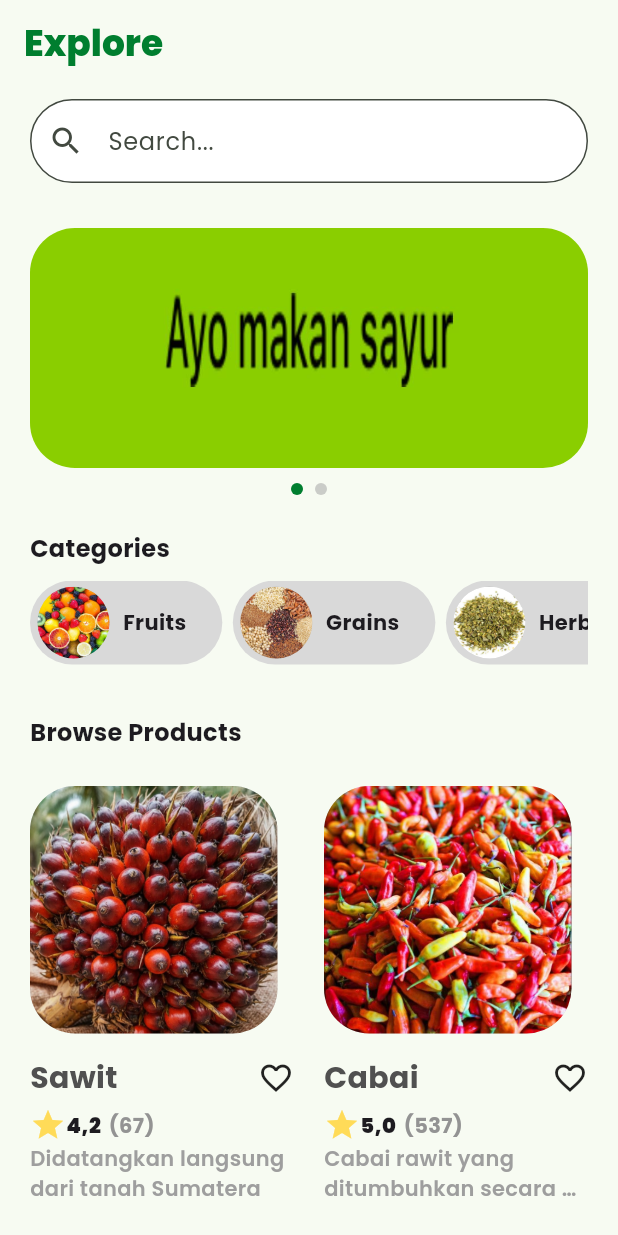
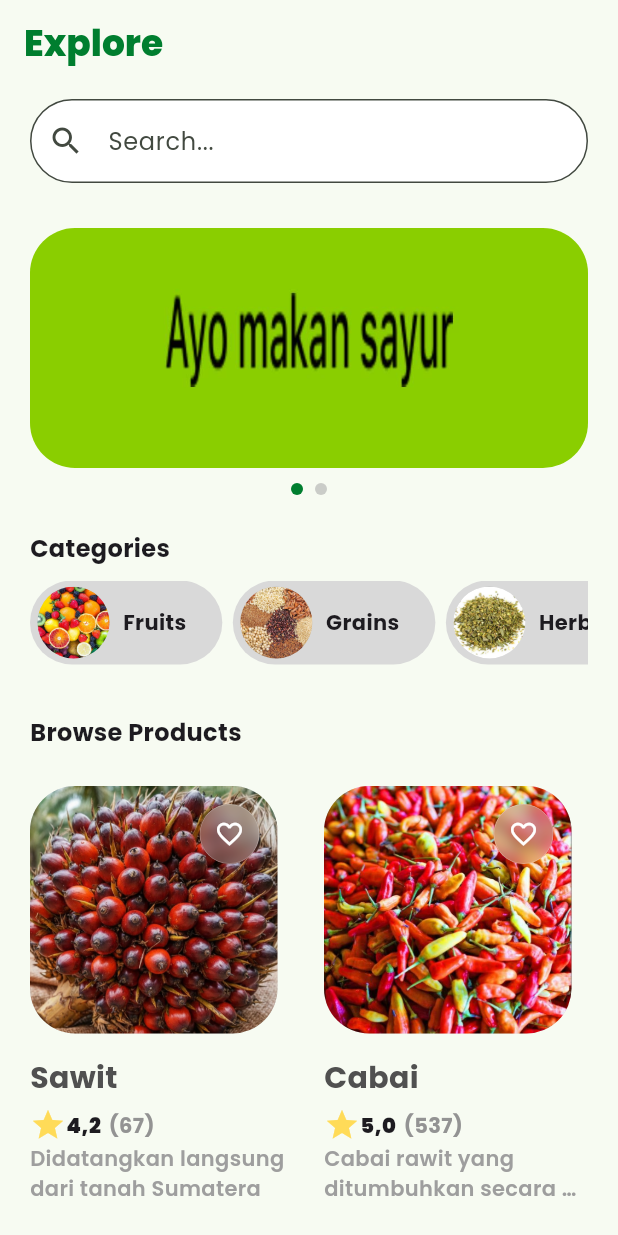
Before and after one commit to gulgamgug/raion-workshop1, a Flutter app: the ProductDetails screen opened directly with empty values, after a tap on the "arrow back" icon, on a phone screen of 412 x 824 dp. Run offline on Flutter 3.47's test engine with Material 3 defaults, Android fonts, the phone set to English and light mode, and no system bars; our stand-ins replace google_fonts.

Commit message:
add button to appbar

```diff
--- a/lib/level_1/fav_button.dart
+++ b/lib/level_1/fav_button.dart
@@ -1,3 +1,4 @@
+import 'dart:ui';
 import 'package:flutter/material.dart';
 
 class FavButton extends StatefulWidget {
@@ -8,18 +9,37 @@ class FavButton extends StatefulWidget {
 }
 
 class _FavButtonState extends State<FavButton> {
-  bool isFav = false;
+  bool isFavorite = false;
+
   @override
   Widget build(BuildContext context) {
-    return IconButton(
-      onPressed: () {
+    return GestureDetector(
+      onTap: () {
         setState(() {
-          isFav = !isFav;
+          isFavorite = !isFavorite;
         });
       },
-      icon: Icon(
-        isFav ? Icons.star : Icons.star_border,
-        color: isFav ? Colors.red : Colors.grey,
+      child: ClipOval(
+        child: BackdropFilter(
+          filter: ImageFilter.blur(sigmaX: 5, sigmaY: 5),
+          child: Container(
+            width: 40,
+            height: 40,
+            decoration: BoxDecoration(
+              shape: BoxShape.circle,
+              color: Colors.white.withValues(alpha: 0.2),
+              border: Border.all(
+                color: Colors.white.withValues(alpha: 0.3),
+                width: 0.5,
+              ),
+            ),
+            child: Icon(
+              isFavorite ? Icons.favorite : Icons.favorite_border,
+              color: isFavorite ? Colors.red : Colors.white,
+              size: 20,
+            ),
+          ),
+        ),
       ),
     );
   }
--- a/lib/level_1/home_page.dart
+++ b/lib/level_1/home_page.dart
@@ -1,6 +1,7 @@
 import 'package:flutter/material.dart';
 import 'package:workshop_1/level_1/product_details.dart';
 import 'package:workshop_1/level_1/banner_carousel.dart';
+import 'package:workshop_1/level_1/fav_button.dart';
 
 class HomePage extends StatelessWidget {
   const HomePage({super.key});
@@ -152,6 +153,8 @@ class ProductCard extends StatelessWidget {
       child: Column(
         crossAxisAlignment: CrossAxisAlignment.start,
         children: [
+          Stack(
+            children: [
               GestureDetector(
                 onTap: () {
                   Navigator.push(
@@ -178,6 +181,13 @@ class ProductCard extends StatelessWidget {
                   ),
                 ),
               ),
+              const Positioned(
+                top: 12,
+                right: 12,
+                child: FavButton(),
+              ),
+            ],
+          ),
           Padding(
             padding: const EdgeInsets.only(top: 15, bottom: 5),
             child: Row(
@@ -196,7 +206,6 @@ class ProductCard extends StatelessWidget {
                     ),
                   ),
                 ),
-                Icon(Icons.favorite_border),
               ],
             ),
           ),
--- a/lib/level_1/product_details.dart
+++ b/lib/level_1/product_details.dart
@@ -1,4 +1,6 @@
 import 'package:flutter/material.dart';
+import 'dart:ui';
+import 'package:workshop_1/level_1/fav_button.dart';
 
 class ProductDetails extends StatelessWidget {
   final String title;
@@ -19,41 +21,67 @@ class ProductDetails extends StatelessWidget {
       appBar: AppBar(
         backgroundColor: Colors.transparent,
         elevation: 0,
-        leading: IconButton(
-          onPressed: () => Navigator.pop(context),
-          icon: const Icon(Icons.arrow_back, color: Colors.white),
+        leading: Center(
+          child: ClipOval(
+            child: BackdropFilter(
+              filter: ImageFilter.blur(sigmaX: 5, sigmaY: 5),
+              child: Container(
+                width: 40,
+                height: 40,
+                decoration: BoxDecoration(
+                  shape: BoxShape.circle,
+                  color: Colors.white.withValues(alpha: 0.2),
+                  border: Border.all(
+                    color: Colors.white.withValues(alpha: 0.3),
+                    width: 0.5,
+                  ),
+                ),
+                child: IconButton(
+                  padding: EdgeInsets.zero,
+                  onPressed: () => Navigator.pop(context),
+                  icon: const Icon(Icons.arrow_back, color: Colors.white, size: 20),
+                ),
+              ),
+            ),
+          ),
         ),
+        actions: const [
+          Padding(
+            padding: EdgeInsets.only(right: 16),
+            child: FavButton(),
+          ),
+        ],
       ),
       body: Column(
-        crossAxisAlignment: .start,
+        crossAxisAlignment: CrossAxisAlignment.start,
         children: [
           Container(
-            width: .infinity,
+            width: double.infinity,
             height: 319,
             decoration: BoxDecoration(
-              image: DecorationImage(image: AssetImage(imgAsset), fit: .cover),
-              borderRadius: BorderRadius.vertical(bottom: Radius.circular(10)),
-              color: Color(0xFFD9D9D9),
+              image: DecorationImage(image: AssetImage(imgAsset), fit: BoxFit.cover),
+              borderRadius: const BorderRadius.vertical(bottom: Radius.circular(10)),
+              color: const Color(0xFFD9D9D9),
             ),
           ),
           Expanded(
             child: Padding(
               padding: const EdgeInsets.symmetric(horizontal: 36, vertical: 32),
               child: Column(
-                crossAxisAlignment: .start,
+                crossAxisAlignment: CrossAxisAlignment.start,
                 children: [
                   Padding(
                     padding: const EdgeInsets.only(bottom: 10),
                     child: Text(
                       title,
-                      style: TextStyle(fontSize: 24, fontWeight: .w600),
+                      style: const TextStyle(fontSize: 24, fontWeight: FontWeight.w600),
                     ),
                   ),
                   Text(
                     description,
-                    style: TextStyle(
+                    style: const TextStyle(
                       fontSize: 16,
-                      fontWeight: .w600,
+                      fontWeight: FontWeight.w600,
                       color: Color(0xFF505050),
                     ),
                   ),
```
Lines whose indentation alone changed are shown as unchanged.
